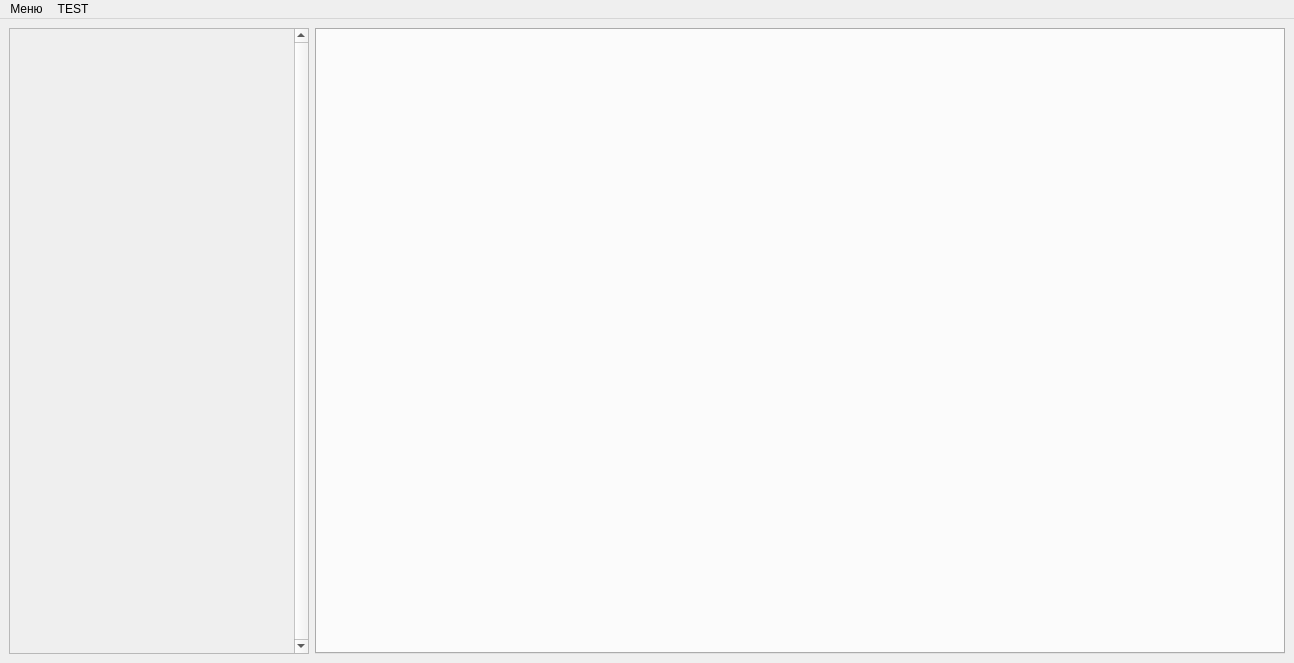
Qt form mainwindow.ui (Bigmagyshka/Quick-AD-Access) before a commit.
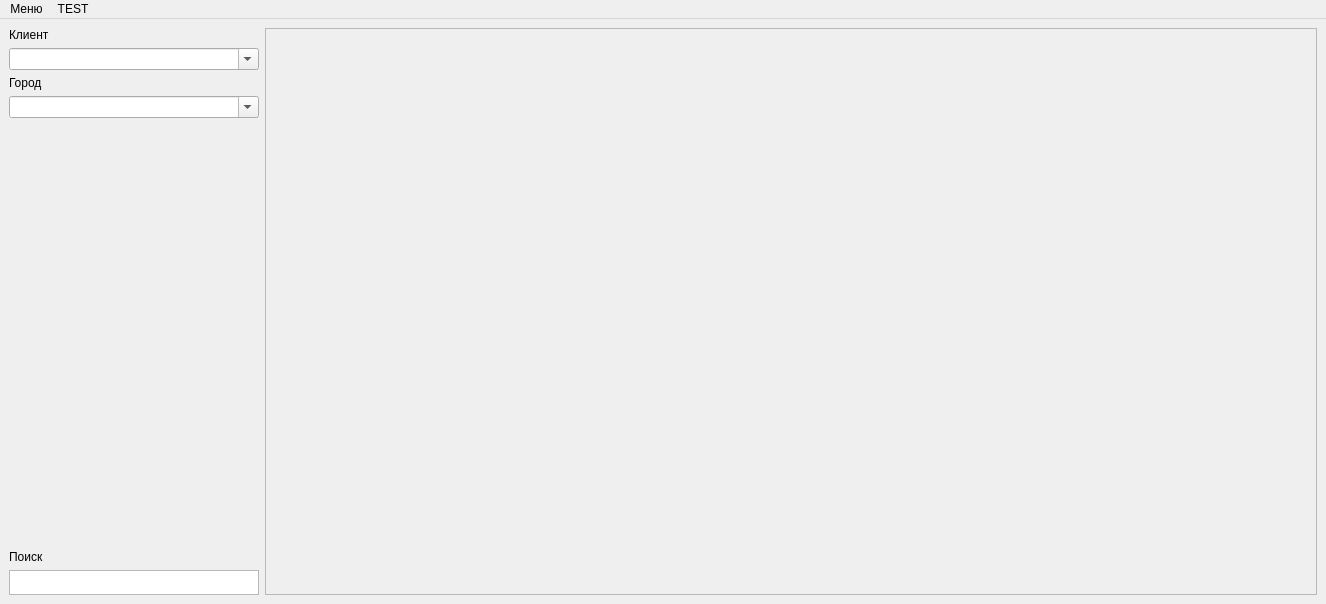
The same form after that commit.

What changed in the file:
```diff
--- a/mainwindow.ui
+++ b/mainwindow.ui
@@ -6,8 +6,8 @@
    <rect>
     <x>0</x>
     <y>0</y>
-    <width>1294</width>
-    <height>663</height>
+    <width>1326</width>
+    <height>604</height>
    </rect>
   </property>
   <property name="windowTitle">
@@ -18,54 +18,186 @@
     <item>
      <layout class="QVBoxLayout" name="verticalLayout_2">
       <item>
-       <widget class="QScrollArea" name="scrollArea">
+       <widget class="QLabel" name="label_Client">
         <property name="sizePolicy">
-         <sizepolicy hsizetype="Fixed" vsizetype="Expanding">
+         <sizepolicy hsizetype="Fixed" vsizetype="Fixed">
           <horstretch>0</horstretch>
           <verstretch>0</verstretch>
          </sizepolicy>
         </property>
         <property name="minimumSize">
          <size>
-          <width>300</width>
+          <width>250</width>
           <height>0</height>
          </size>
         </property>
         <property name="maximumSize">
          <size>
-          <width>300</width>
+          <width>250</width>
           <height>16777215</height>
+         </size>
+        </property>
+        <property name="text">
+         <string>Клиент</string>
+        </property>
+       </widget>
+      </item>
+      <item>
+       <widget class="QComboBox" name="comboBox_Client">
+        <property name="sizePolicy">
+         <sizepolicy hsizetype="Fixed" vsizetype="Fixed">
+          <horstretch>0</horstretch>
+          <verstretch>0</verstretch>
+         </sizepolicy>
+        </property>
+        <property name="minimumSize">
+         <size>
+          <width>250</width>
+          <height>0</height>
+         </size>
+        </property>
+        <property name="maximumSize">
+         <size>
+          <width>250</width>
+          <height>16777215</height>
+         </size>
+        </property>
+        <property name="editable">
+         <bool>true</bool>
+        </property>
+       </widget>
+      </item>
+      <item>
+       <widget class="QLabel" name="label_Sity">
+        <property name="sizePolicy">
+         <sizepolicy hsizetype="Fixed" vsizetype="Fixed">
+          <horstretch>0</horstretch>
+          <verstretch>0</verstretch>
+         </sizepolicy>
+        </property>
+        <property name="minimumSize">
+         <size>
+          <width>250</width>
+          <height>0</height>
+         </size>
+        </property>
+        <property name="maximumSize">
+         <size>
+          <width>250</width>
+          <height>16777215</height>
+         </size>
+        </property>
+        <property name="text">
+         <string>Город</string>
+        </property>
+       </widget>
+      </item>
+      <item>
+       <widget class="QComboBox" name="comboBox_Sity">
+        <property name="maximumSize">
+         <size>
+          <width>250</width>
+          <height>16777215</height>
+         </size>
+        </property>
+        <property name="editable">
+         <bool>true</bool>
+        </property>
+       </widget>
+      </item>
+      <item>
+       <spacer name="verticalSpacer">
+        <property name="orientation">
+         <enum>Qt::Vertical</enum>
+        </property>
+        <property name="sizeHint" stdset="0">
+         <size>
+          <width>20</width>
+          <height>40</height>
+         </size>
+        </property>
+       </spacer>
+      </item>
+      <item>
+       <widget class="QLabel" name="label_Search">
+        <property name="sizePolicy">
+         <sizepolicy hsizetype="Fixed" vsizetype="Fixed">
+          <horstretch>0</horstretch>
+          <verstretch>0</verstretch>
+         </sizepolicy>
+        </property>
+        <property name="minimumSize">
+         <size>
+          <width>250</width>
+          <height>0</height>
+         </size>
+        </property>
+        <property name="maximumSize">
+         <size>
+          <width>250</width>
+          <height>16777215</height>
+         </size>
+        </property>
+        <property name="text">
+         <string>Поиск</string>
+        </property>
+       </widget>
+      </item>
+      <item>
+       <widget class="QTextBrowser" name="textBrowser_Search">
+        <property name="sizePolicy">
+         <sizepolicy hsizetype="Fixed" vsizetype="Fixed">
+          <horstretch>0</horstretch>
+          <verstretch>0</verstretch>
+         </sizepolicy>
+        </property>
+        <property name="minimumSize">
+         <size>
+          <width>250</width>
+          <height>0</height>
+         </size>
+        </property>
+        <property name="maximumSize">
+         <size>
+          <width>250</width>
+          <height>25</height>
          </size>
         </property>
         <property name="verticalScrollBarPolicy">
-         <enum>Qt::ScrollBarAlwaysOn</enum>
+         <enum>Qt::ScrollBarAlwaysOff</enum>
         </property>
-        <property name="widgetResizable">
-         <bool>true</bool>
+        <property name="horizontalScrollBarPolicy">
+         <enum>Qt::ScrollBarAlwaysOff</enum>
         </property>
-        <widget class="QWidget" name="scrollAreaWidgetContents">
-         <property name="geometry">
-          <rect>
-           <x>0</x>
-           <y>0</y>
-           <width>284</width>
-           <height>618</height>
-          </rect>
-         </property>
-         <layout class="QVBoxLayout" name="verticalLayout"/>
-        </widget>
+        <property name="textInteractionFlags">
+         <set>Qt::LinksAccessibleByKeyboard|Qt::LinksAccessibleByMouse|Qt::TextBrowserInteraction|Qt::TextEditable|Qt::TextSelectableByMouse</set>
+        </property>
        </widget>
       </item>
      </layout>
     </item>
     <item>
-     <widget class="QTabWidget" name="tabWidget">
-      <property name="enabled">
+     <widget class="QScrollArea" name="scrollArea_Shops">
+      <property name="minimumSize">
+       <size>
+        <width>1050</width>
+        <height>0</height>
+       </size>
+      </property>
+      <property name="widgetResizable">
        <bool>true</bool>
       </property>
-      <property name="currentIndex">
-       <number>-1</number>
-      </property>
+      <widget class="QWidget" name="gridLayout_Shops">
+       <property name="geometry">
+        <rect>
+         <x>0</x>
+         <y>0</y>
+         <width>1048</width>
+         <height>561</height>
+        </rect>
+       </property>
+       <layout class="QGridLayout" name="gridLayout"/>
+      </widget>
      </widget>
     </item>
    </layout>
@@ -75,7 +207,7 @@
     <rect>
      <x>0</x>
      <y>0</y>
-     <width>1294</width>
+     <width>1326</width>
      <height>23</height>
     </rect>
    </property>
```
